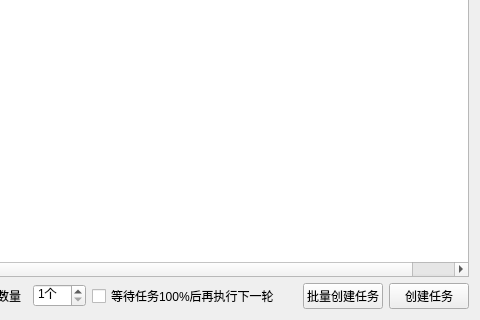
penglecn/ChiaTools, file ui/PlotWidget.ui: the form before one commit; both pictures show x 298 to 778 and y 213 to 533 of the 778 by 533 pixel window.
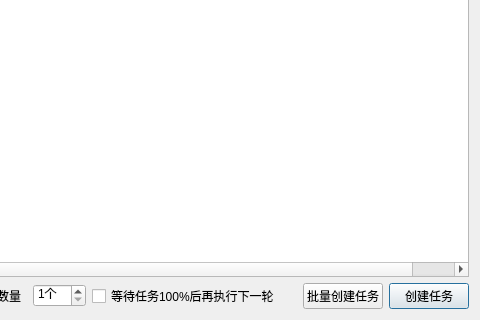
The form after the commit.

Commit message: 界面优化

```diff
--- a/ui/PlotWidget.ui
+++ b/ui/PlotWidget.ui
@@ -126,9 +126,24 @@
      </item>
      <item>
       <widget class="QPushButton" name="buttonCreatePlot">
+       <property name="sizePolicy">
+        <sizepolicy hsizetype="Minimum" vsizetype="Fixed">
+         <horstretch>0</horstretch>
+         <verstretch>0</verstretch>
+        </sizepolicy>
+       </property>
        <property name="text">
         <string>创建任务</string>
        </property>
+       <property name="autoDefault">
+        <bool>false</bool>
+       </property>
+       <property name="default">
+        <bool>true</bool>
+       </property>
+       <property name="flat">
+        <bool>false</bool>
+       </property>
       </widget>
      </item>
     </layout>
```
Left out of the diff: 6 changed lines with no effect on the pictures. The commit also changes 2 other files.
